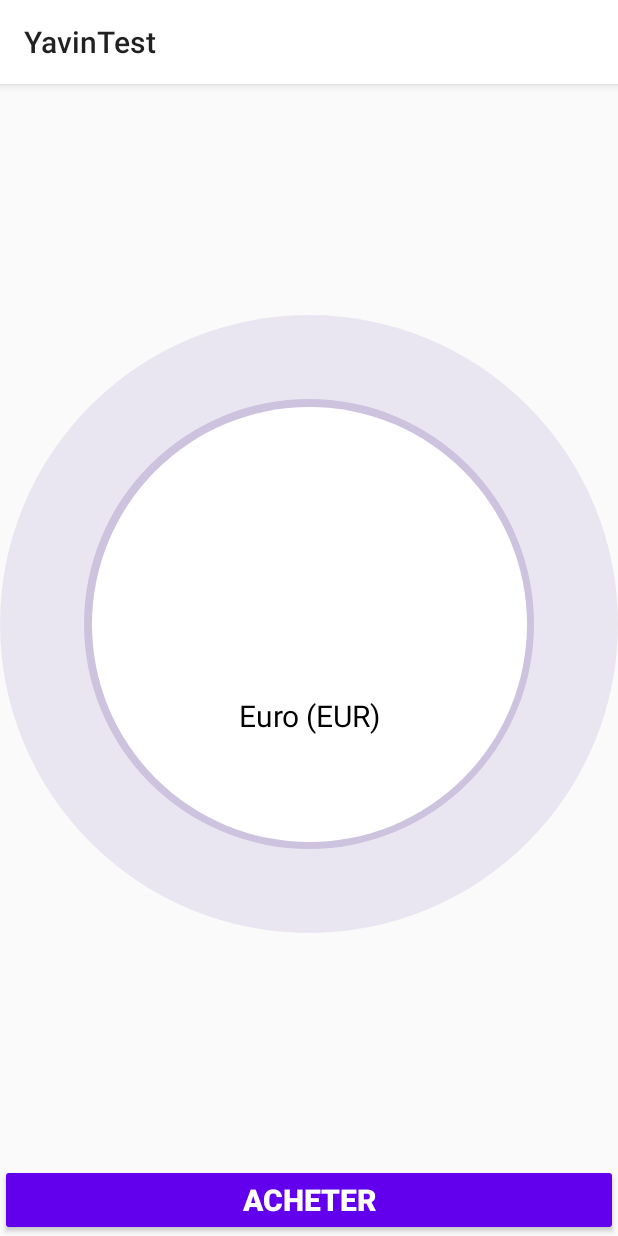
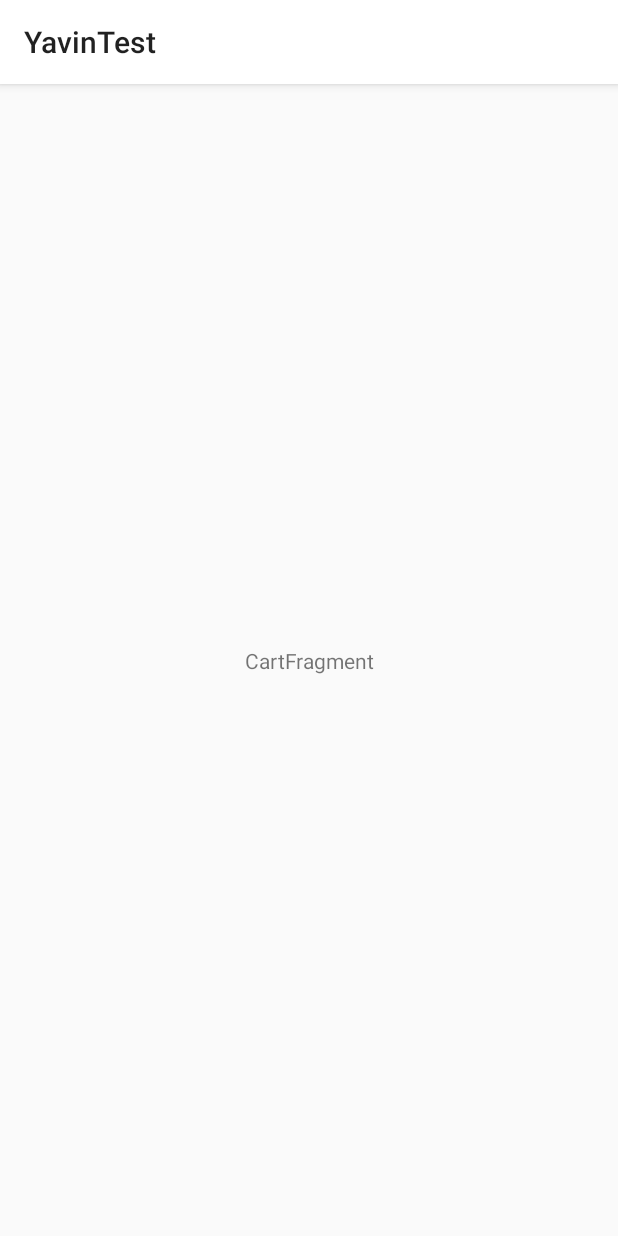
Before and after one commit to jipspaul/yavinTest, an Android app: the screen it shows after launch (PaymentActivity before the commit, CartActivity after it), after a tap on an icon or button, on a phone screen of 412 x 824 dp. Run offline under Robolectric (Android 15) with nearby library versions, the phone set to English and light mode, and no system bars; our stand-ins replace Room's generated code, navigation-ui; libraries missing offline, so code that uses them is left out: org.jetbrains.anko; 1 statement that could not run was skipped.

Commit message:
ad shopping cart screen

```diff
--- a/app/src/main/AndroidManifest.xml
+++ b/app/src/main/AndroidManifest.xml
@@ -10,6 +10,9 @@
         android:roundIcon="@mipmap/ic_launcher_round"
         android:supportsRtl="true"
         android:theme="@style/Theme.YavinTest">
+        <activity
+            android:name=".ui.cart.CartActivity"
+            android:exported="true" />
         <activity
             android:name=".ui.payment.PaymentActivity"
             android:exported="true" />
--- a/app/src/main/java/fr/jnvui/yavintest/ui/adapters/TicketAdapter.kt
+++ b/app/src/main/java/fr/jnvui/yavintest/ui/adapters/TicketAdapter.kt
@@ -38,7 +38,7 @@ class TicketAdapter(
     override fun onBindViewHolder(viewHolder: ViewHolder, position: Int) {
 
         viewHolder.ticketType.text = dataSet[position].ticketType
-        viewHolder.ticketPrice.text = dataSet[position].ticketPrice
+        (dataSet[position].ticketPrice + "€").also { viewHolder.ticketPrice.text = it }
         viewHolder.ticketPriceItem.setOnClickListener {
             onClickListener.onClick(dataSet[position])
         }
--- /dev/null
+++ b/app/src/main/java/fr/jnvui/yavintest/ui/cart/CartActivity.kt
@@ -0,0 +1,18 @@
+package fr.jnvui.yavintest.ui.cart
+
+import androidx.appcompat.app.AppCompatActivity
+import android.os.Bundle
+import fr.jnvui.yavintest.R
+
+class CartActivity : AppCompatActivity() {
+
+    override fun onCreate(savedInstanceState: Bundle?) {
+        super.onCreate(savedInstanceState)
+        setContentView(R.layout.cart_activity)
+        if (savedInstanceState == null) {
+            supportFragmentManager.beginTransaction()
+                .replace(R.id.container, CartFragment.newInstance())
+                .commitNow()
+        }
+    }
+}
--- /dev/null
+++ b/app/src/main/java/fr/jnvui/yavintest/ui/cart/CartFragment.kt
@@ -0,0 +1,32 @@
+package fr.jnvui.yavintest.ui.cart
+
+import androidx.lifecycle.ViewModelProvider
+import android.os.Bundle
+import androidx.fragment.app.Fragment
+import android.view.LayoutInflater
+import android.view.View
+import android.view.ViewGroup
+import fr.jnvui.yavintest.R
+
+class CartFragment : Fragment() {
+
+    companion object {
+        fun newInstance() = CartFragment()
+    }
+
+    private lateinit var viewModel: CartViewModel
+
+    override fun onCreateView(
+        inflater: LayoutInflater, container: ViewGroup?,
+        savedInstanceState: Bundle?
+    ): View {
+        return inflater.inflate(R.layout.cart_fragment, container, false)
+    }
+
+    override fun onActivityCreated(savedInstanceState: Bundle?) {
+        super.onActivityCreated(savedInstanceState)
+        viewModel = ViewModelProvider(this).get(CartViewModel::class.java)
+        // TODO: Use the ViewModel
+    }
+
+}
--- /dev/null
+++ b/app/src/main/java/fr/jnvui/yavintest/ui/cart/CartViewModel.kt
@@ -0,0 +1,7 @@
+package fr.jnvui.yavintest.ui.cart
+
+import androidx.lifecycle.ViewModel
+
+class CartViewModel : ViewModel() {
+    // TODO: Implement the ViewModel
+}
--- a/app/src/main/java/fr/jnvui/yavintest/ui/home/HomeFragment.kt
+++ b/app/src/main/java/fr/jnvui/yavintest/ui/home/HomeFragment.kt
@@ -12,6 +12,7 @@ import androidx.recyclerview.widget.LinearLayoutManager
 import fr.jnvui.yavintest.R
 import fr.jnvui.yavintest.ui.adapters.AdapterClickListener
 import fr.jnvui.yavintest.ui.adapters.TicketAdapter
+import fr.jnvui.yavintest.ui.cart.CartActivity
 import fr.jnvui.yavintest.ui.payment.PaymentActivity
 import fr.jnvui.yavintest.ui.payment.PaymentFragment.Companion.TICKET_ID_INTENT_EXTRA
 import fr.jnvui.yavintest.usecases.TicketUseCase
@@ -55,7 +56,7 @@ class HomeFragment : Fragment() {
 
         cartIcon.setOnClickListener {
             //Start activity
-            val intent = Intent(this.context, PaymentActivity::class.java)
+            val intent = Intent(this.context, CartActivity::class.java)
             intent.putExtra(TICKET_ID_INTENT_EXTRA, it.id)
             startActivity(intent)
         }
--- /dev/null
+++ b/app/src/main/res/layout/cart_activity.xml
@@ -0,0 +1,7 @@
+<?xml version="1.0" encoding="utf-8"?>
+<FrameLayout xmlns:android="http://schemas.android.com/apk/res/android"
+    xmlns:tools="http://schemas.android.com/tools"
+    android:id="@+id/container"
+    android:layout_width="match_parent"
+    android:layout_height="match_parent"
+    tools:context=".CartActivity" />
--- /dev/null
+++ b/app/src/main/res/layout/cart_fragment.xml
@@ -0,0 +1,20 @@
+<?xml version="1.0" encoding="utf-8"?>
+<androidx.constraintlayout.widget.ConstraintLayout xmlns:android="http://schemas.android.com/apk/res/android"
+    xmlns:app="http://schemas.android.com/apk/res-auto"
+    xmlns:tools="http://schemas.android.com/tools"
+    android:id="@+id/cart"
+    android:layout_width="match_parent"
+    android:layout_height="match_parent"
+    tools:context=".ui.main.CartFragment">
+
+    <TextView
+        android:id="@+id/message"
+        android:layout_width="wrap_content"
+        android:layout_height="wrap_content"
+        android:text="CartFragment"
+        app:layout_constraintBottom_toBottomOf="parent"
+        app:layout_constraintEnd_toEndOf="parent"
+        app:layout_constraintStart_toStartOf="parent"
+        app:layout_constraintTop_toTopOf="parent" />
+
+</androidx.constraintlayout.widget.ConstraintLayout>
```
